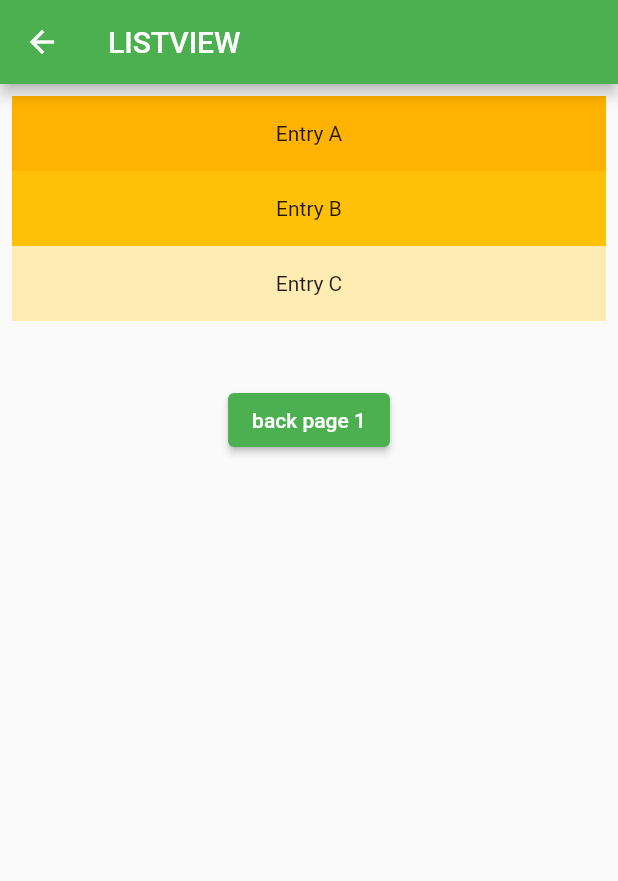
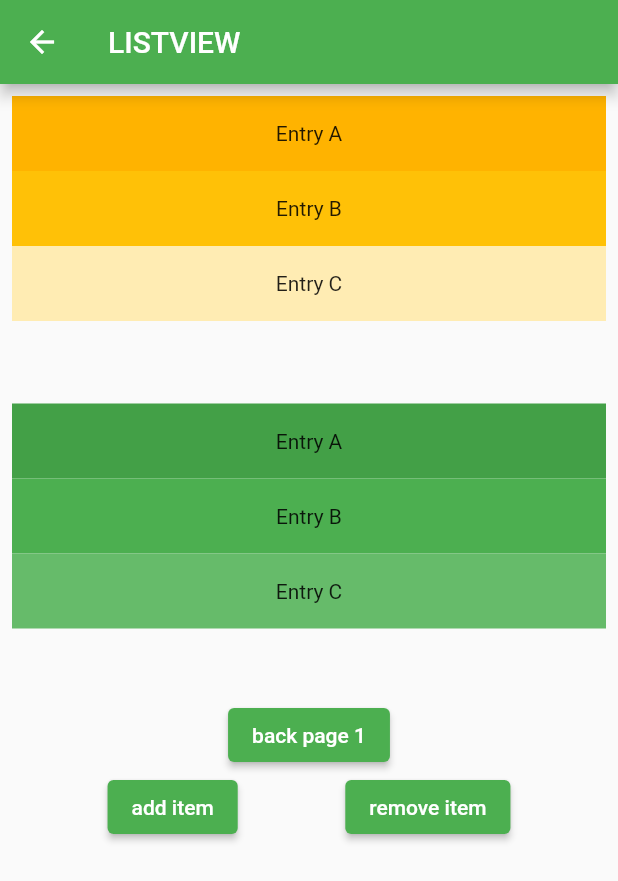
Before and after one commit to tranminhtuand2/fluter-widgetb1, a Flutter app: the listviewdemo screen opened directly, on a phone screen of 412 x 824 dp. Shown: the top 881 px of the screen. Run offline on Flutter 3.47's test engine with Material 2 defaults, Android fonts, the phone set to English and light mode, and no system bars.

```diff
--- a/lib/demolistview.dart
+++ b/lib/demolistview.dart
@@ -1,7 +1,14 @@
 import 'package:flutter/material.dart';
 
-class listviewdemo extends StatelessWidget {
-  const listviewdemo({super.key});
+class listviewdemo extends StatefulWidget {
+  listviewdemo({super.key});
+
+  @override
+  State<listviewdemo> createState() => _listviewdemoState();
+}
+
+class _listviewdemoState extends State<listviewdemo> {
+  int countadd = 0;
 
   @override
   Widget build(BuildContext context) {
@@ -33,13 +40,65 @@ class listviewdemo extends StatelessWidget {
               ],
             ),
           ),
+          const SizedBox(
+            height: 5,
+          ),
+          Listbuider(),
+          const SizedBox(
+            height: 5,
+          ),
           ElevatedButton(
               onPressed: () {
                 Navigator.pop(context);
               },
-              child: const Text("back page 1"))
+              child: const Text("back page 1")),
+          Row(
+            mainAxisAlignment: MainAxisAlignment.spaceEvenly,
+            children: [
+              ElevatedButton(
+                  onPressed: () {
+                    setState(() {
+                      countadd++;
+                      entries.add(countadd.toString());
+                      colorCodes.add(400 - countadd * 100);
+                    });
+                  },
+                  child: const Text("add item")),
+              ElevatedButton(
+                  onPressed: () {
+                    setState(() {
+                      if (countadd != 0) {
+                        countadd--;
+                        entries.removeAt(0);
+                        colorCodes.removeAt(0);
+                      }
+                    });
+                  },
+                  child: const Text("remove item")),
+            ],
+          )
         ],
       )),
     );
   }
+
+  List<String> entries = <String>['A', 'B', 'C'];
+
+  List<int> colorCodes = <int>[600, 500, 400];
+
+  Widget Listbuider() {
+    return Container(
+      height: 200,
+      child: ListView.builder(
+          padding: const EdgeInsets.all(8),
+          itemCount: entries.length,
+          itemBuilder: (BuildContext context, int index) {
+            return Container(
+              height: 50,
+              color: Colors.green[colorCodes[index]],
+              child: Center(child: Text('Entry ${entries[index]}')),
+            );
+          }),
+    );
+  }
 }
```
